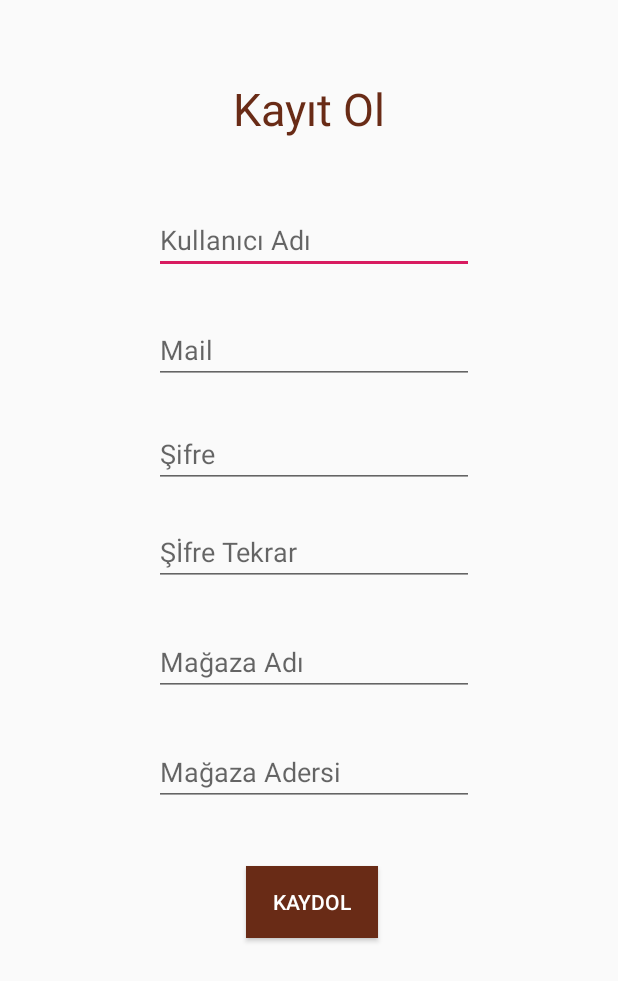
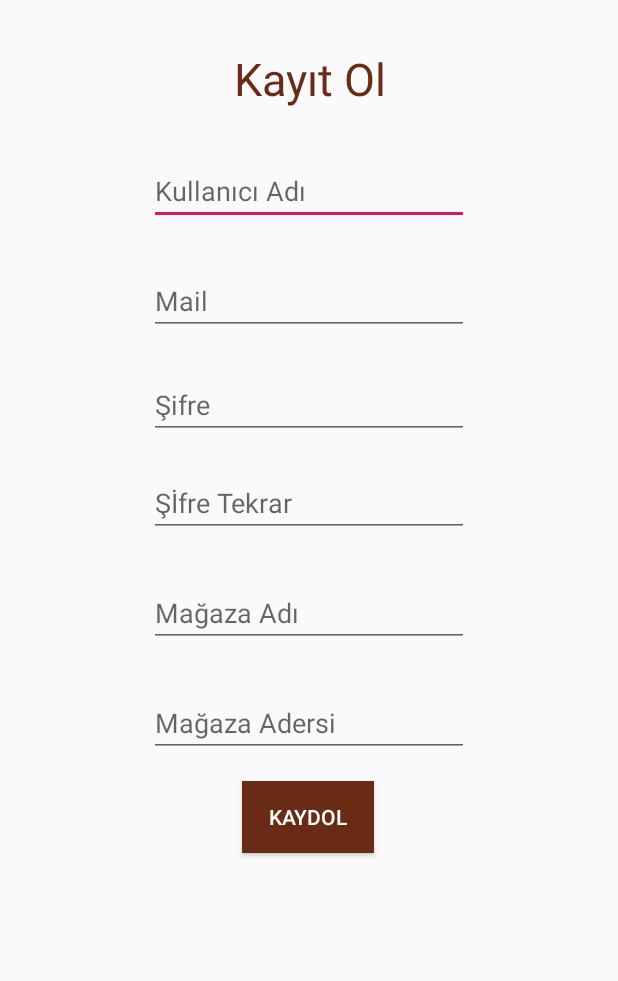
Before and after one commit to EnisKeskin/Stokko, an Android app: the screen it shows after launch (RegisterActivity), after a tap on "Hesabın yok mu? Kaydol", on a phone screen of 412 x 824 dp. Shown: the top 981 px of the screen. Run offline under Robolectric (Android 15) with nearby library versions, the phone set to English and light mode, and no system bars; our stand-ins replace Firebase (no records; nobody signed in at launch, a user with empty details on screens opened directly).

```diff
--- a/app/src/main/java/com/example/stockko/RegisterActivity.kt
+++ b/app/src/main/java/com/example/stockko/RegisterActivity.kt
@@ -65,6 +65,7 @@ class RegisterActivity : AppCompatActivity() {
                             } else {
                                 Toast.makeText(
                                     this@RegisterActivity,
+
                                     task.exception.toString(),
                                     Toast.LENGTH_SHORT
                                 ).show()
--- a/app/src/main/res/layout/activity_detail.xml
+++ b/app/src/main/res/layout/activity_detail.xml
@@ -67,6 +67,7 @@
         android:layout_marginStart="36dp"
         android:ems="10"
         android:inputType="number"
+        android:textColor="@color/common_google_signin_btn_text_dark_focused"
         app:layout_constraintBottom_toBottomOf="@+id/tvProductId"
         app:layout_constraintEnd_toEndOf="@+id/ivProductImage"
         app:layout_constraintStart_toEndOf="@+id/tvProductId"
@@ -79,6 +80,7 @@
         android:layout_height="wrap_content"
         android:ems="10"
         android:inputType="textPersonName"
+        android:textColor="@color/common_google_signin_btn_text_dark_focused"
         app:layout_constraintBottom_toBottomOf="@+id/tvProductName"
         app:layout_constraintEnd_toEndOf="@+id/etId"
         app:layout_constraintHorizontal_bias="1.0"
@@ -92,6 +94,7 @@
         android:layout_height="wrap_content"
         android:ems="10"
         android:inputType="number"
+        android:textColor="@color/common_google_signin_btn_text_dark_focused"
         app:layout_constraintBottom_toBottomOf="@+id/tvProductPiece"
         app:layout_constraintEnd_toEndOf="@+id/etName"
         app:layout_constraintStart_toStartOf="@+id/etName"
@@ -109,6 +112,7 @@
         android:maxLines="5"
         android:selectAllOnFocus="false"
         android:singleLine="false"
+        android:textColor="@color/common_google_signin_btn_text_dark_focused"
         app:layout_constraintBottom_toBottomOf="@+id/productContent"
         app:layout_constraintEnd_toEndOf="@+id/nbrPiece"
         app:layout_constraintHorizontal_bias="0.0"
--- a/app/src/main/res/layout/activity_profile.xml
+++ b/app/src/main/res/layout/activity_profile.xml
@@ -42,6 +42,7 @@
         android:layout_marginTop="8dp"
         android:ems="10"
         android:inputType="textPersonName"
+        android:textColor="@color/common_google_signin_btn_text_dark_focused"
         app:layout_constraintStart_toStartOf="@+id/tvProductName"
         app:layout_constraintTop_toBottomOf="@+id/tvProductName" />
 
@@ -61,6 +62,7 @@
         android:layout_marginTop="8dp"
         android:ems="10"
         android:inputType="textPersonName"
+        android:textColor="@color/common_google_signin_btn_text_dark_focused"
         app:layout_constraintStart_toStartOf="@+id/tvEmail"
         app:layout_constraintTop_toBottomOf="@+id/tvEmail" />
 
@@ -80,6 +82,7 @@
         android:layout_marginTop="8dp"
         android:ems="10"
         android:inputType="textPersonName"
+        android:textColor="@color/common_google_signin_btn_text_dark_focused"
         app:layout_constraintStart_toStartOf="@+id/tvPassword"
         app:layout_constraintTop_toBottomOf="@+id/tvPassword" />
 
@@ -99,6 +102,7 @@
         android:layout_marginTop="8dp"
         android:ems="10"
         android:inputType="textPersonName"
+        android:textColor="@color/common_google_signin_btn_text_dark_focused"
         app:layout_constraintStart_toStartOf="@+id/tvShopName"
         app:layout_constraintTop_toBottomOf="@+id/tvShopName" />
 
@@ -118,6 +122,7 @@
         android:layout_marginTop="12dp"
         android:ems="10"
         android:inputType="textPostalAddress"
+        android:textColor="@color/common_google_signin_btn_text_dark_focused"
         app:layout_constraintStart_toStartOf="@+id/tvAddress"
         app:layout_constraintTop_toBottomOf="@+id/tvAddress" />
 
--- a/app/src/main/res/layout/activity_register.xml
+++ b/app/src/main/res/layout/activity_register.xml
@@ -10,12 +10,13 @@
         android:id="@+id/etUserName"
         android:layout_width="wrap_content"
         android:layout_height="wrap_content"
-        android:layout_marginTop="40dp"
-        android:layout_marginEnd="96dp"
+        android:layout_marginTop="32dp"
         android:ems="10"
         android:hint="@string/k_adi"
         android:inputType="textPersonName"
-        app:layout_constraintEnd_toEndOf="parent"
+        android:textColor="@color/common_google_signin_btn_text_dark_focused"
+        app:layout_constraintEnd_toEndOf="@+id/tvRegister"
+        app:layout_constraintStart_toStartOf="@+id/tvRegister"
         app:layout_constraintTop_toBottomOf="@+id/tvRegister" />
 
     <EditText
@@ -26,7 +27,9 @@
         android:ems="10"
         android:hint="@string/kayitSifre"
         android:inputType="textPassword"
+        android:textColor="@color/common_google_signin_btn_text_dark_focused"
         app:layout_constraintEnd_toEndOf="@+id/etMail"
+        app:layout_constraintStart_toStartOf="@+id/etMail"
         app:layout_constraintTop_toBottomOf="@+id/etMail" />
 
     <EditText
@@ -37,6 +40,7 @@
         android:ems="10"
         android:hint="@string/kayitsifretekrar"
         android:inputType="textPassword"
+        android:textColor="@color/common_google_signin_btn_text_dark_focused"
         app:layout_constraintStart_toStartOf="@+id/etPassword"
         app:layout_constraintTop_toBottomOf="@+id/etPassword" />
 
@@ -48,6 +52,7 @@
         android:ems="10"
         android:hint="@string/magazaAdresi"
         android:inputType="textPostalAddress"
+        android:textColor="@color/common_google_signin_btn_text_dark_focused"
         app:layout_constraintStart_toStartOf="@+id/etShopName"
         app:layout_constraintTop_toBottomOf="@+id/etShopName" />
 
@@ -59,6 +64,8 @@
         android:ems="10"
         android:hint="@string/mail"
         android:inputType="textEmailAddress"
+        android:textColor="@color/common_google_signin_btn_text_dark_focused"
+        app:layout_constraintEnd_toEndOf="@+id/etUserName"
         app:layout_constraintStart_toStartOf="@+id/etUserName"
         app:layout_constraintTop_toBottomOf="@+id/etUserName" />
 
@@ -70,6 +77,7 @@
         android:ems="10"
         android:hint="@string/magazaAdi"
         android:inputType="textPersonName"
+        android:textColor="@color/common_google_signin_btn_text_dark_focused"
         app:layout_constraintEnd_toEndOf="@+id/etPasswordAgain"
         app:layout_constraintTop_toBottomOf="@+id/etPasswordAgain" />
 
@@ -77,25 +85,26 @@
         android:id="@+id/btnRegister"
         android:layout_width="wrap_content"
         android:layout_height="wrap_content"
-        android:layout_marginTop="40dp"
-        android:layout_marginEnd="64dp"
+        android:layout_marginTop="16dp"
         android:background="#692B16"
         android:text="@string/kaydol"
         android:textColor="@android:color/background_light"
         app:layout_constraintEnd_toEndOf="@+id/etAddress"
+        app:layout_constraintHorizontal_bias="0.496"
+        app:layout_constraintStart_toStartOf="@+id/etAddress"
         app:layout_constraintTop_toBottomOf="@+id/etAddress" />
 
     <TextView
         android:id="@+id/tvRegister"
-        android:layout_width="288dp"
-        android:layout_height="45dp"
-        android:layout_marginTop="52dp"
+        android:layout_width="0dp"
+        android:layout_height="wrap_content"
+        android:layout_marginTop="32dp"
         android:text="Kayıt Ol"
         android:textAlignment="center"
         android:textColor="#692B16"
         android:textSize="30sp"
         app:layout_constraintEnd_toEndOf="parent"
-        app:layout_constraintHorizontal_bias="0.495"
+        app:layout_constraintHorizontal_bias="0.0"
         app:layout_constraintStart_toStartOf="parent"
         app:layout_constraintTop_toTopOf="parent" />
 
```
Also changed, not shown: app/src/main/java/com/example/stockko/CategoryActivity.kt (+15 -1 lines), app/src/main/java/com/example/stockko/MainActivity.kt (+0 -19 lines), app/src/main/java/com/example/stockko/scandit/BarcodeScanActivity.java (+2 -1 lines), app/src/main/res/layout/activity_login.xml (+7 -16 lines), app/src/main/res/layout/custompopup.xml (deleted, +0 -45 lines), app/src/main/res/layout/product_page.xml (+6 -2 lines).
